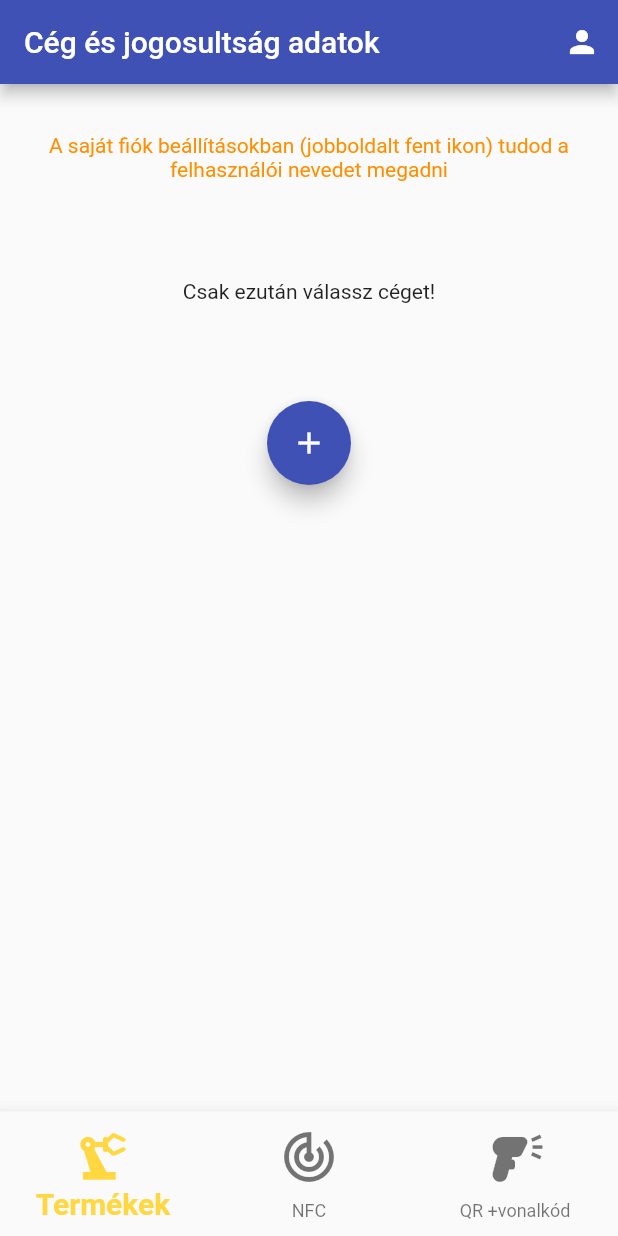
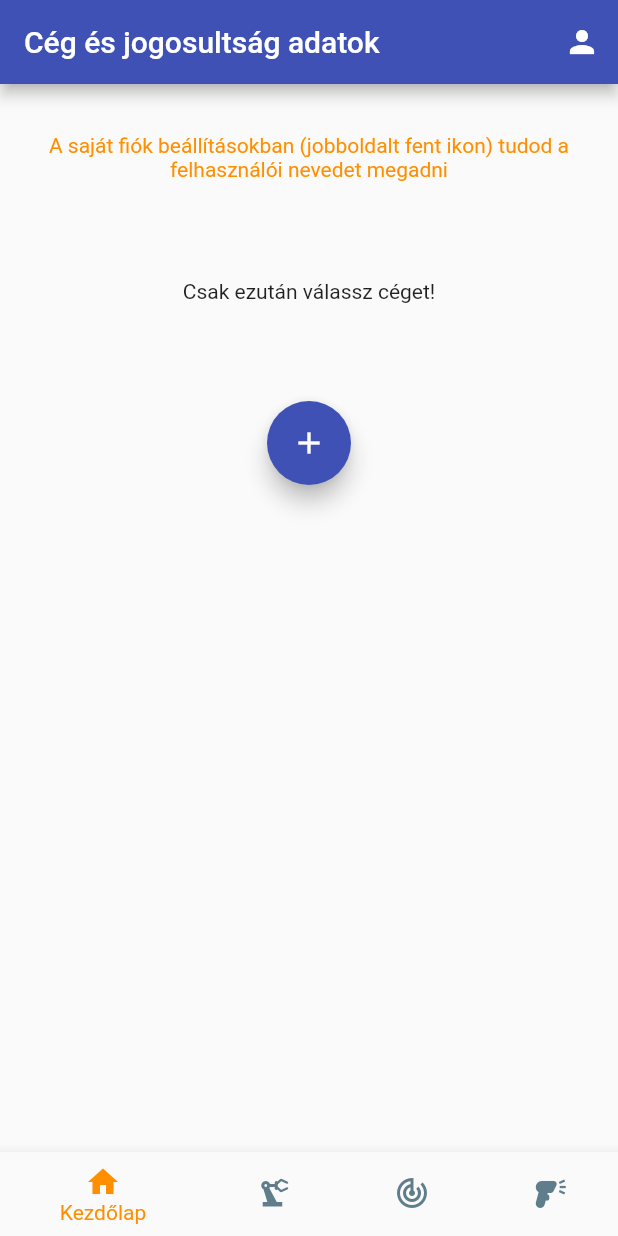
Before and after one commit to cohun/etar-q, a Flutter app: the screen it shows once a user with an empty profile is signed in, on a phone screen of 412 x 824 dp. Run offline on Flutter 3.47's test engine with Material 2 defaults, Android fonts, the phone set to English and light mode, and no system bars; our stand-ins replace cloud_firestore, equatable, firebase_auth, firebase_core, firebase_ui_firestore, flutter_riverpod and 1 more; missing offline and left inert: firebase_ui_auth, firebase_ui_localizations; accounts and stored records are empty.

Commit message:
BottomNavbar is visisble started

```diff
--- a/lib/src/routing/app_router.dart
+++ b/lib/src/routing/app_router.dart
@@ -3,6 +3,7 @@ import 'package:etar_q/src/screens/add_company.dart';
 import 'package:etar_q/src/screens/custom_profile_screen.dart';
 import 'package:etar_q/src/screens/custom_sign_in_screen.dart';
 import 'package:etar_q/src/screens/home_screen.dart';
+import 'package:etar_q/src/utils/navbar_handler.dart';
 import 'package:firebase_auth/firebase_auth.dart';
 
 import 'package:flutter_riverpod/flutter_riverpod.dart';
@@ -13,6 +14,7 @@ enum AppRoute {
   home,
   profile,
   addCompany,
+  bottom,
 }
 
 final firebaseAuthProvider = Provider<FirebaseAuth>((ref) {
@@ -47,7 +49,7 @@ final goRouterProvider = Provider<GoRouter>((ref) {
       GoRoute(
         path: '/home',
         name: AppRoute.home.name,
-        builder: (context, state) => const HomeScreen(),
+        builder: (context, state) => const BottomNavigation(),
         routes: [
           GoRoute(
             path: 'profile',
--- a/lib/src/screens/home_screen.dart
+++ b/lib/src/screens/home_screen.dart
@@ -24,27 +24,6 @@ class HomeScreen extends ConsumerWidget {
         )
       ]),
       body: const SingleChildScrollView(child: UsersListView()),
-      bottomNavigationBar: BottomNavigationBar(
-        iconSize: 40,
-        selectedFontSize: 20,
-        selectedIconTheme: IconThemeData(color: Colors.amberAccent, size: 40),
-        selectedItemColor: Colors.amberAccent,
-        selectedLabelStyle: TextStyle(fontWeight: FontWeight.bold),
-        items: const <BottomNavigationBarItem>[
-          BottomNavigationBarItem(
-            icon: Icon(Icons.precision_manufacturing),
-            label: 'Termékek',
-          ),
-          BottomNavigationBarItem(
-            icon: Icon(Icons.track_changes),
-            label: 'NFC',
-          ),
-          BottomNavigationBarItem(
-            icon: Icon(Icons.barcode_reader),
-            label: 'QR +vonalkód',
-          ),
-        ],
-      ),
     );
   }
 }
--- a/lib/src/utils/navbar_handler.dart
+++ b/lib/src/utils/navbar_handler.dart
@@ -1,3 +1,4 @@
+import 'package:etar_q/src/screens/home_screen.dart';
 import 'package:flutter/material.dart';
 
 class BottomNavigation extends StatefulWidget {
@@ -9,19 +10,29 @@ class BottomNavigation extends StatefulWidget {
 
 class _BottomNavigationState extends State<BottomNavigation> {
   int _selectedIndex = 0;
+  bool isVisible = false;
+  setBottombarVisible(String approvedRole) {
+    if (approvedRole != 'elbírálás alatt') {
+      setState(() {
+        isVisible = true;
+      });
+    }
+  }
+
   static const TextStyle optionStyle =
       TextStyle(fontSize: 30, fontWeight: FontWeight.bold);
   static const List<Widget> _widgetOptions = <Widget>[
+    HomeScreen(),
     Text(
-      'Index 0: Home',
+      'Index 1: Termékek',
       style: optionStyle,
     ),
     Text(
-      'Index 1: Business',
+      'Index 2: NFC',
       style: optionStyle,
     ),
     Text(
-      'Index 2: School',
+      'Index 3: QR kód',
       style: optionStyle,
     ),
   ];
@@ -35,9 +46,6 @@ class _BottomNavigationState extends State<BottomNavigation> {
   @override
   Widget build(BuildContext context) {
     return Scaffold(
-      appBar: AppBar(
-        title: const Text('BottomNavigationBar Sample'),
-      ),
       body: Center(
         child: _widgetOptions.elementAt(_selectedIndex),
       ),
@@ -45,7 +53,7 @@ class _BottomNavigationState extends State<BottomNavigation> {
         items: const <BottomNavigationBarItem>[
           BottomNavigationBarItem(
             icon: Icon(Icons.home),
-            label: 'Felhasználók',
+            label: 'Kezdőlap',
           ),
           BottomNavigationBarItem(
             icon: Icon(Icons.precision_manufacturing),
@@ -62,6 +70,7 @@ class _BottomNavigationState extends State<BottomNavigation> {
         ],
         currentIndex: _selectedIndex,
         selectedItemColor: Colors.amber[800],
+        unselectedItemColor: Colors.blueGrey,
         onTap: _onItemTapped,
       ),
     );
```
